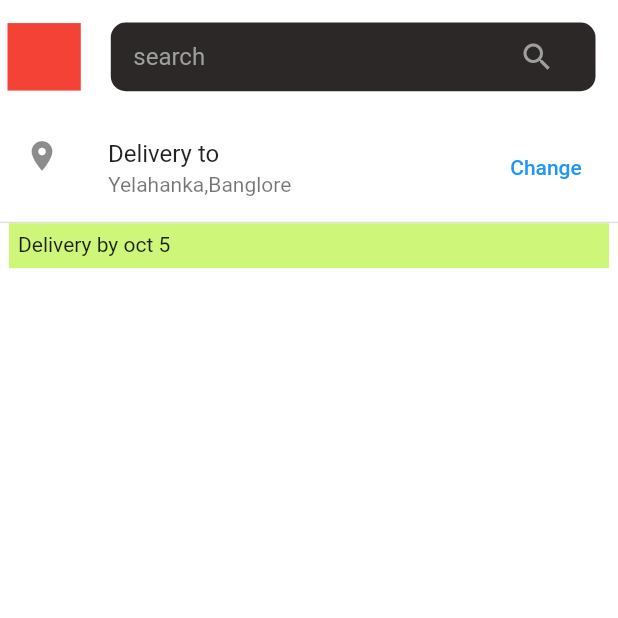
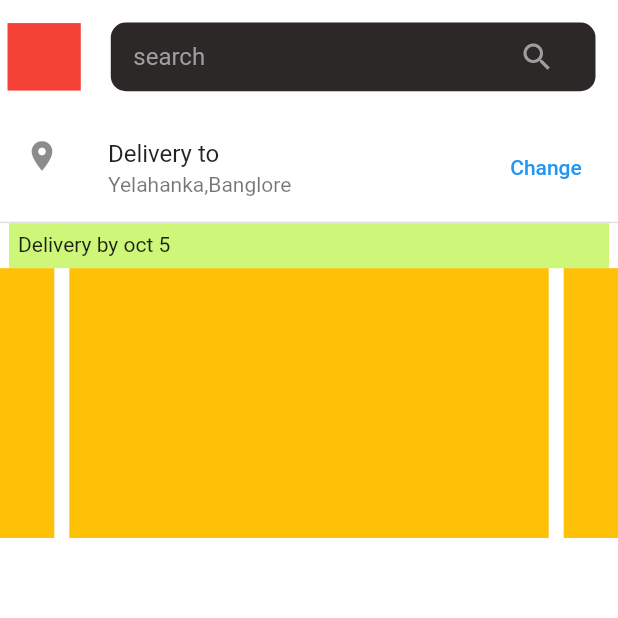
Before and after one commit to sayanths/ecommerce_machine_test, a Flutter app: the screen it shows after launch, on a phone screen of 412 x 824 dp, the top half of it. Run offline on Flutter 3.47's test engine with Material 2 defaults, Android fonts, the phone set to English and light mode, and no system bars; drawn by our look-alikes of carousel_slider.

Commit message:
carosuel ui added

```diff
--- a/lib/app/home_page/view/home_page.dart
+++ b/lib/app/home_page/view/home_page.dart
@@ -53,6 +53,23 @@ class HomePage extends StatelessWidget {
                 child: Text("Delivery by oct 5",textAlign: TextAlign.start,),
               ),
             ),
+             CarouselSlider(
+  options: CarouselOptions(height: 180.0),
+  items: [1,2,3,4,5].map((i) {
+    return Builder(
+      builder: (BuildContext context) {
+        return Container(
+          width: MediaQuery.of(context).size.width,
+          margin: EdgeInsets.symmetric(horizontal: 5.0),
+          decoration: BoxDecoration(
+            color: Colors.amber
+          ),
+         /// child: Text('text $i', style: TextStyle(fontSize: 16.0),)
+        );
+      },
+    );
+  }).toList(),
+)
           ],
         ),
       ),
```
